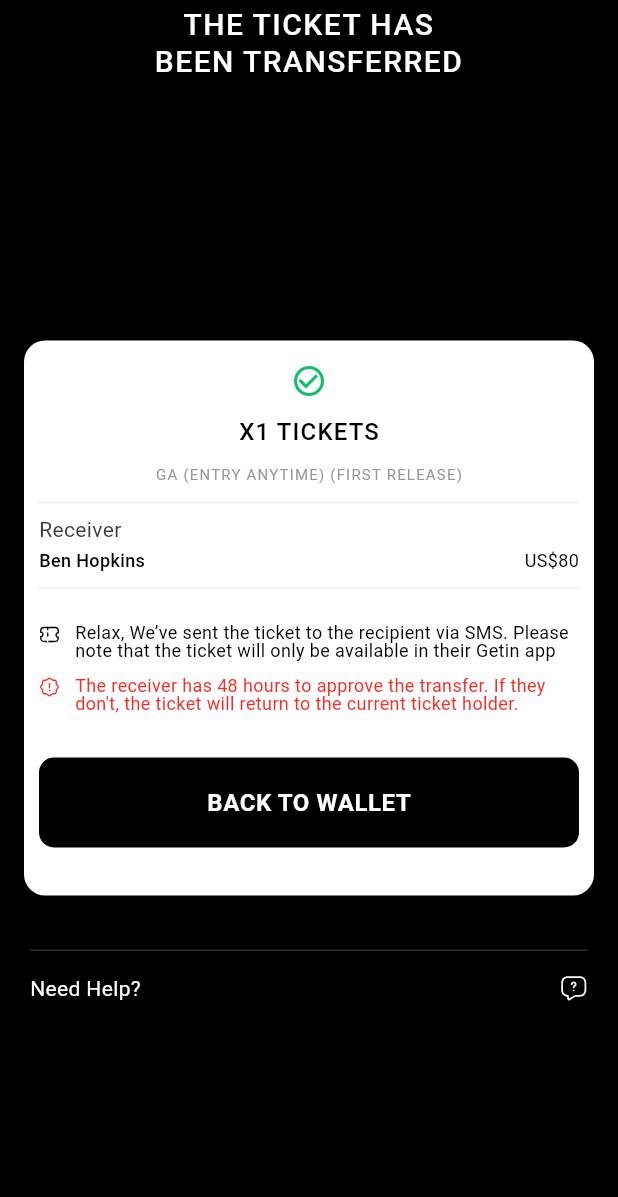
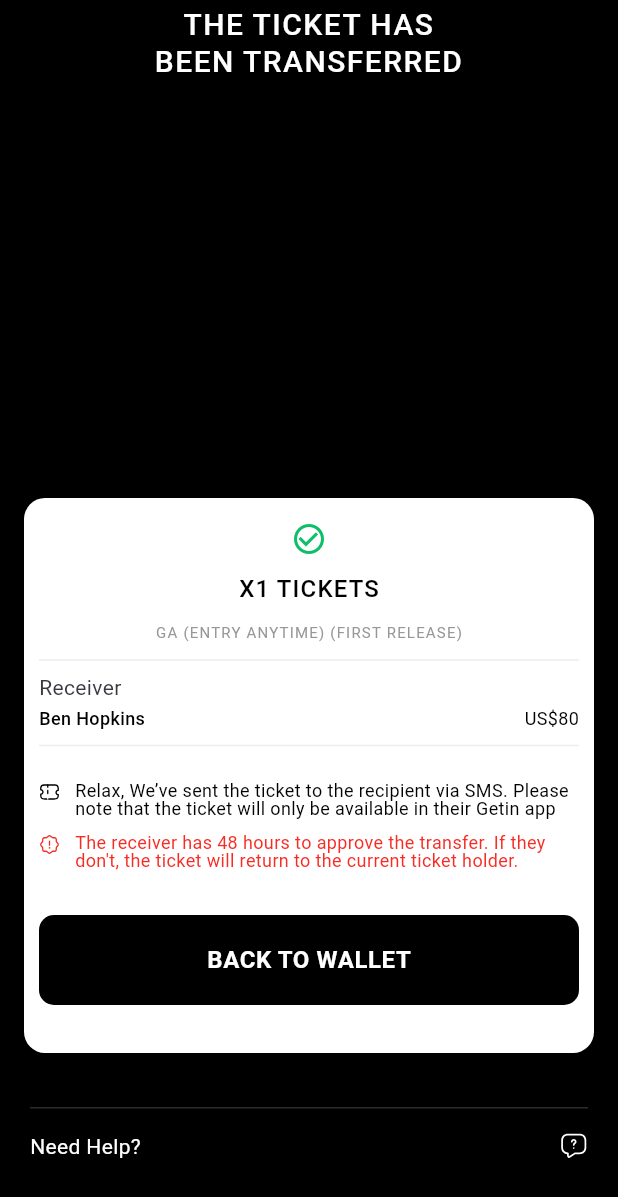
Before and after one commit to hamzak106-dev/get-in-scanner-mobile-app, a Flutter app: the TicketTransferWidget screen opened directly with empty values, on a phone screen of 412 x 824 dp. Shown: the top 1197 px of the screen. Run offline on Flutter 3.47's test engine with Material 3 defaults, Android fonts, the phone set to English and light mode, and no system bars; drawn by our look-alikes of upgrader; our stand-ins replace audioplayers, auto_size_text, built_collection, cached_network_image, connectivity_plus, csv and 32 more; missing offline and left inert: device_marketing_names, firebase_app_check, flutter_udid, gradient_progress_bar, json_path, mek_stripe_terminal and 9 more; accounts and stored records are empty; Roboto replaces fonts that are missing (Mona Sans, MonaSans); statements that could not run were skipped; project files that could hold a hidden picture were left out.

Commit message:
ui completed

```diff
--- a/lib/components/event_seating/ticket_transfer_widget.dart
+++ b/lib/components/event_seating/ticket_transfer_widget.dart
@@ -40,10 +40,15 @@ class _TicketTransferWidgetState extends State<TicketTransferWidget> {
           ),
         ),
       ),
-      body: Center(
-        child: SingleChildScrollView(
+      body: Padding(
+        padding: const EdgeInsets.only(bottom: 50),
+        child: Container(
+          height: MediaQuery.of(context).size.height, // full screen height
+
+          child: Align(
+            alignment: Alignment.bottomCenter,
             child: Column(
-            mainAxisAlignment: MainAxisAlignment.center,
+              mainAxisAlignment: MainAxisAlignment.end,
               children: [
                 Container(
                   height:370,
@@ -245,6 +250,7 @@ class _TicketTransferWidgetState extends State<TicketTransferWidget> {
             ),
           ),
         ),
+      ),
 
 
 
```
Lines whose indentation alone changed are shown as unchanged.
